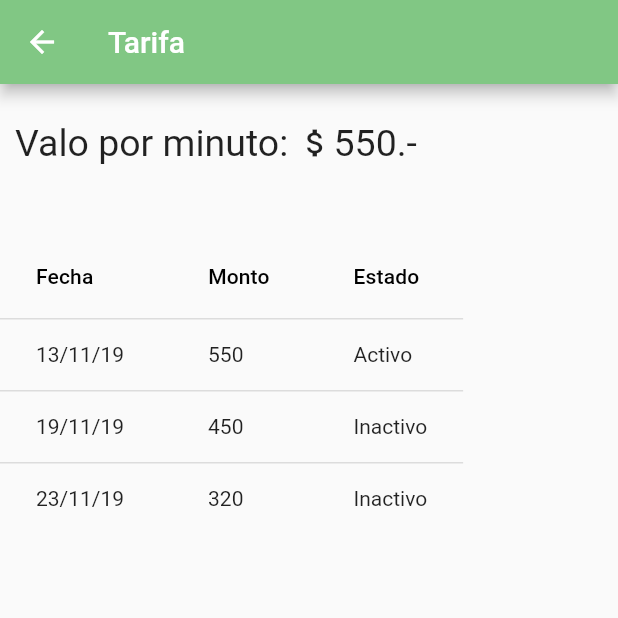
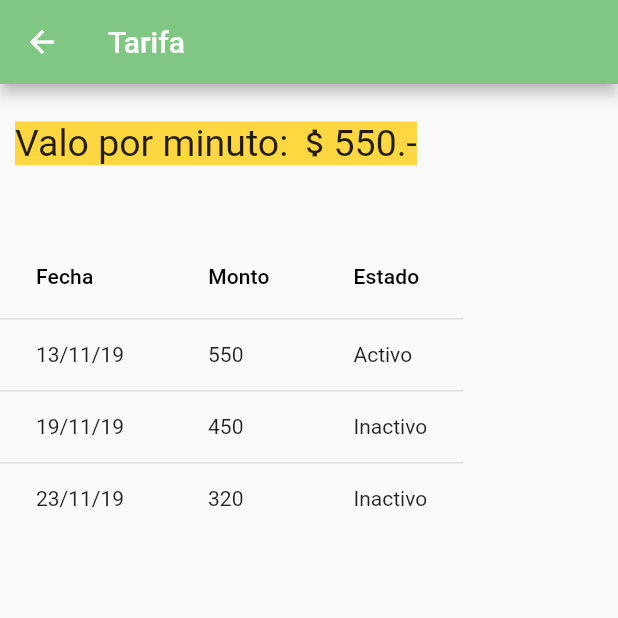
Before and after one commit to VentaPasaje/UltimaEvaluacionMovil, a Flutter app: the MenuTarifa screen opened directly, on a phone screen of 412 x 824 dp, the top half of it. Run offline on Flutter 3.47's test engine with Material 2 defaults, Android fonts, the light colour scheme and no system bars.

Commit message:
otro cambio

```diff
--- a/lib/paginas/menuTarifa.dart
+++ b/lib/paginas/menuTarifa.dart
@@ -29,6 +29,7 @@ class Principal extends StatelessWidget{
           top: 25,
           left: 10,
           child: Container(
+            color: Colors.amberAccent,
             child: Row(
               children: <Widget>[
                 Text("Valo por minuto: ", style: TextStyle(fontSize: 25),),
```
